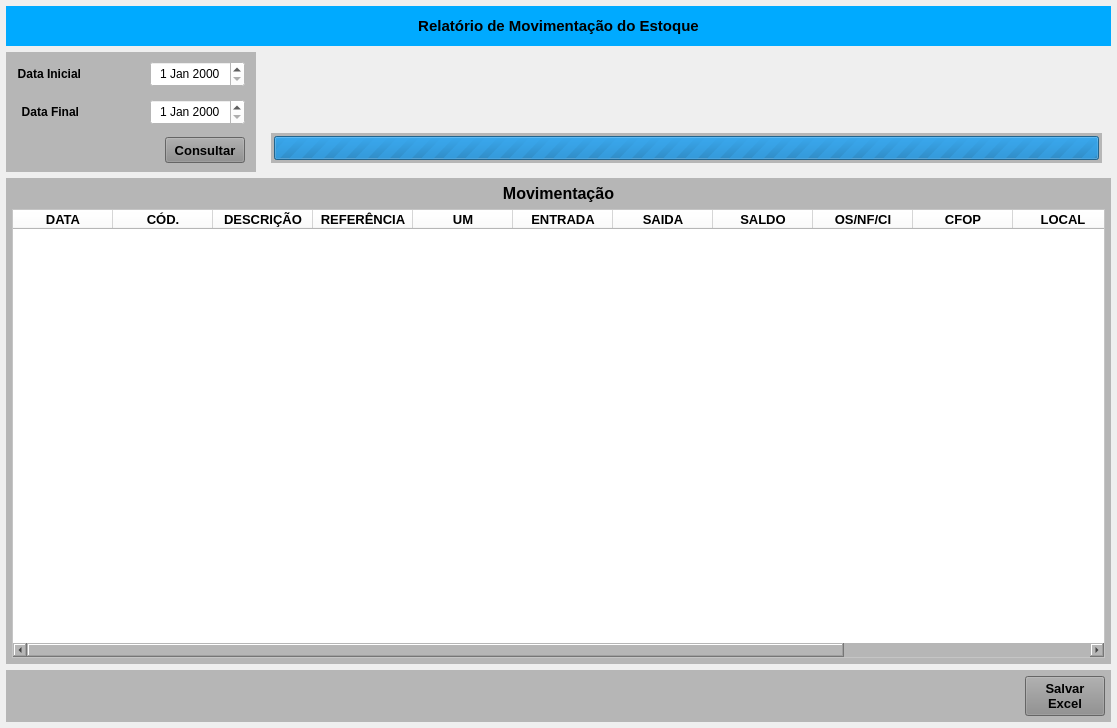
First picture: the form in forms/tela_est_mov.ui, repository Azevedo84/erp_suzuki, before the edit.
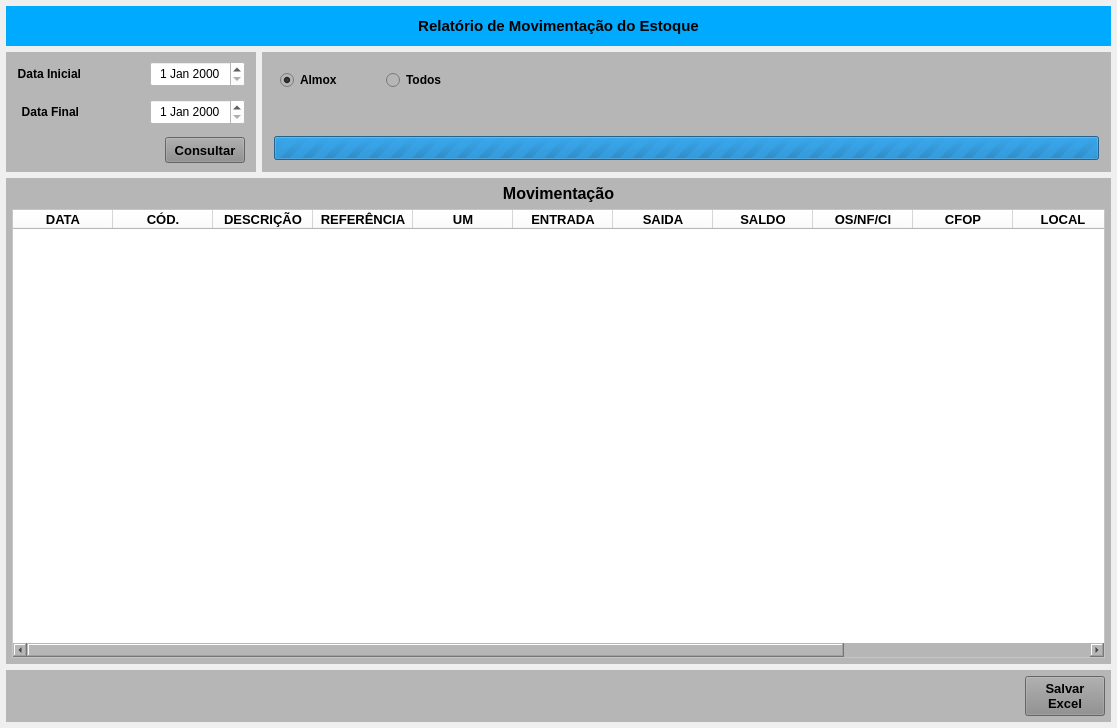
Second picture: the form after the edit.

What changed in the file:
```diff
--- a/forms/tela_est_mov.ui
+++ b/forms/tela_est_mov.ui
@@ -381,12 +381,91 @@
        </item>
        <item>
         <widget class="QWidget" name="widget_5" native="true">
+         <property name="styleSheet">
+          <string notr="true">background-color: rgb(182, 182, 182);</string>
+         </property>
          <layout class="QVBoxLayout" name="verticalLayout_3">
           <item>
-           <widget class="QLabel" name="label_4">
-            <property name="text">
-             <string/>
-            </property>
+           <widget class="QWidget" name="widget" native="true">
+            <layout class="QHBoxLayout" name="horizontalLayout_8">
+             <item>
+              <widget class="QRadioButton" name="radio_Almox">
+               <property name="sizePolicy">
+                <sizepolicy hsizetype="Preferred" vsizetype="Preferred">
+                 <horstretch>0</horstretch>
+                 <verstretch>0</verstretch>
+                </sizepolicy>
+               </property>
+               <property name="minimumSize">
+                <size>
+                 <width>100</width>
+                 <height>0</height>
+                </size>
+               </property>
+               <property name="maximumSize">
+                <size>
+                 <width>100</width>
+                 <height>16777215</height>
+                </size>
+               </property>
+               <property name="font">
+                <font>
+                 <pointsize>9</pointsize>
+                 <weight>75</weight>
+                 <bold>true</bold>
+                </font>
+               </property>
+               <property name="text">
+                <string>Almox</string>
+               </property>
+               <property name="checked">
+                <bool>true</bool>
+               </property>
+              </widget>
+             </item>
+             <item>
+              <widget class="QRadioButton" name="radio_Todos">
+               <property name="sizePolicy">
+                <sizepolicy hsizetype="Preferred" vsizetype="Preferred">
+                 <horstretch>0</horstretch>
+                 <verstretch>0</verstretch>
+                </sizepolicy>
+               </property>
+               <property name="minimumSize">
+                <size>
+                 <width>100</width>
+                 <height>0</height>
+                </size>
+               </property>
+               <property name="maximumSize">
+                <size>
+                 <width>100</width>
+                 <height>16777215</height>
+                </size>
+               </property>
+               <property name="font">
+                <font>
+                 <pointsize>9</pointsize>
+                 <weight>75</weight>
+                 <bold>true</bold>
+                </font>
+               </property>
+               <property name="text">
+                <string>Todos</string>
+               </property>
+               <property name="checked">
+                <bool>false</bool>
+               </property>
+              </widget>
+             </item>
+             <item>
+              <widget class="QLabel" name="label_4">
+               <property name="text">
+                <string/>
+               </property>
+              </widget>
+             </item>
+            </layout>
            </widget>
           </item>
           <item>
```
